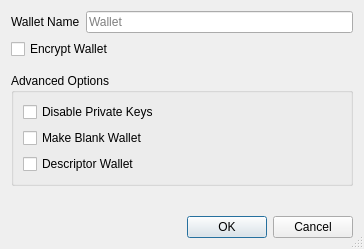
raffermeko/bitcoin, file src/qt/forms/createwalletdialog.ui: the form before one commit.
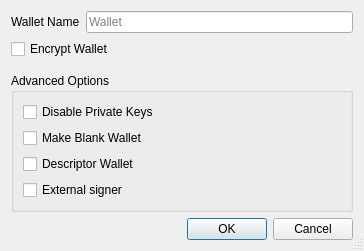
The form after the commit.

Commit message: gui: create wallet with external signer

```diff
--- a/src/qt/forms/createwalletdialog.ui
+++ b/src/qt/forms/createwalletdialog.ui
@@ -109,6 +109,16 @@
         </property>
        </widget>
       </item>
+      <item>
+       <widget class="QCheckBox" name="external_signer_checkbox">
+        <property name="toolTip">
+         <string>Use an external signing device such as a hardware wallet. Configure the external signer script in wallet preferences first.</string>
+        </property>
+        <property name="text">
+         <string>External signer</string>
+        </property>
+       </widget>
+      </item>
      </layout>
     </widget>
    </item>
```
Left out of the diff: 1 changed line with no effect on the pictures. The commit also changes 3 other files.
